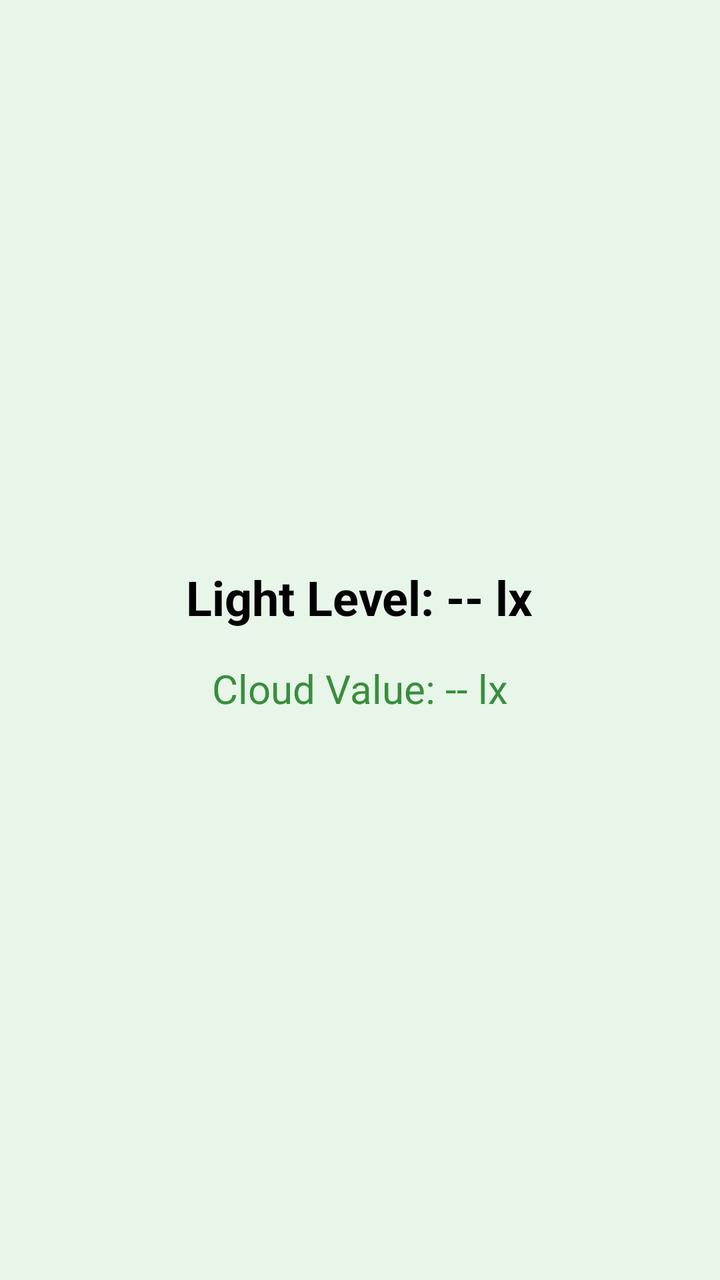
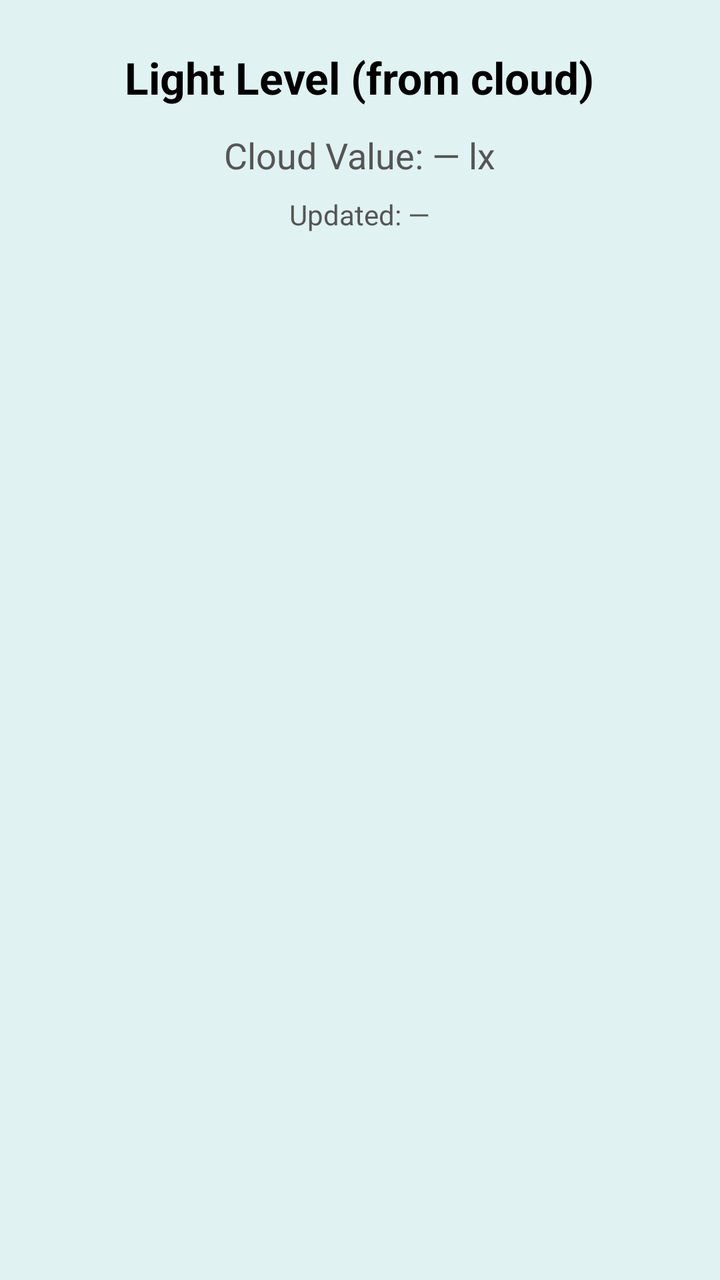

Two renders of the same Android screen: before a commit and after it. Below are the layout's source before the change and the commit's diff.
<!-- AndroidManifest.xml: application theme Theme.SmartAssistiveSystem -->
<!-- res/layout/fragment_sensors.xml -->
<LinearLayout xmlns:android="http://schemas.android.com/apk/res/android"
    android:layout_width="match_parent"
    android:layout_height="match_parent"
    android:orientation="vertical"
    android:gravity="center"
    android:padding="24dp"
    android:background="#E8F5E9">

    <TextView
        android:id="@+id/txtLightValue"
        android:layout_width="wrap_content"
        android:layout_height="wrap_content"
        android:text="Light Level: -- lx"
        android:textSize="24sp"
        android:textColor="@android:color/black"
        android:textStyle="bold" />

    <TextView
        android:id="@+id/txtFromFirebase"
        android:layout_width="wrap_content"
        android:layout_height="wrap_content"
        android:text="Cloud Value: -- lx"
        android:textSize="20sp"
        android:textColor="#388E3C"
        android:layout_marginTop="16dp"/>

</LinearLayout>
<!-- resources referenced by this layout -->
<resources>
  <style name="Theme.SmartAssistiveSystem" parent="Theme.Material3.DayNight.NoActionBar">
          
          <item name="windowActionBar">false</item>
          <item name="windowNoTitle">true</item>
  
          
          <item name="colorPrimary">@color/purple_500</item>
          <item name="colorPrimaryVariant">@color/purple_700</item>
          <item name="colorOnPrimary">@color/white</item>
  
          
          <item name="colorSecondary">@color/teal_200</item>
          <item name="colorOnSecondary">@color/black</item>
  
          
          <item name="android:statusBarColor">?attr/colorPrimaryVariant</item>
  
          
          <item name="actionMenuTextAppearance">@style/ActionMenuTextStyle</item>
      </style>
  <color name="purple_500">#6200EE</color>
  <color name="purple_700">#3700B3</color>
  <color name="white">#FFFFFF</color>
  <color name="teal_200">#03DAC5</color>
  <color name="black">#000000</color>
  <style name="ActionMenuTextStyle" parent="@android:style/TextAppearance.Widget.IconMenu.Item">
          <item name="android:textSize">14sp</item>
          <item name="android:textColor">#FFFFFF</item>
          <item name="android:textAllCaps">false</item>
      </style>
</resources>

<!-- the commit's change to res/layout/fragment_sensors.xml (unified diff, before → after) -->
@@ -1,27 +1,55 @@
-<LinearLayout xmlns:android="http://schemas.android.com/apk/res/android"
+<?xml version="1.0" encoding="utf-8"?>
+<ScrollView xmlns:android="http://schemas.android.com/apk/res/android"
     android:layout_width="match_parent"
     android:layout_height="match_parent"
-    android:orientation="vertical"
-    android:gravity="center"
-    android:padding="24dp"
-    android:background="#E8F5E9">
+    android:background="@color/teal_50"
+    android:fillViewport="true">
 
-    <TextView
-        android:id="@+id/txtLightValue"
-        android:layout_width="wrap_content"
+    <LinearLayout
+        android:layout_width="match_parent"
         android:layout_height="wrap_content"
-        android:text="Light Level: -- lx"
-        android:textSize="24sp"
-        android:textColor="@android:color/black"
-        android:textStyle="bold" />
+        android:orientation="vertical"
+        android:padding="24dp"
+        android:gravity="center_horizontal">
 
-    <TextView
-        android:id="@+id/txtFromFirebase"
-        android:layout_width="wrap_content"
-        android:layout_height="wrap_content"
-        android:text="Cloud Value: -- lx"
-        android:textSize="20sp"
-        android:textColor="#388E3C"
-        android:layout_marginTop="16dp"/>
+        
+        <TextView
+            android:id="@+id/txtLightValue"
+            android:layout_width="wrap_content"
+            android:layout_height="wrap_content"
+            android:text="Light Level (from cloud)"
+            android:textSize="22sp"
+            android:textStyle="bold"
+            android:textColor="@android:color/black" />
 
-</LinearLayout>
+        
+        <TextView
+            android:id="@+id/txtFromFirebase"
+            android:layout_width="wrap_content"
+            android:layout_height="wrap_content"
+            android:text="Cloud Value: — lx"
+            android:textSize="18sp"
+            android:textColor="@color/darker_gray"
+            android:layout_marginTop="12dp" />
+
+        
+        <TextView
+            android:id="@+id/txtUpdatedAt"
+            android:layout_width="wrap_content"
+            android:layout_height="wrap_content"
+            android:text="Updated: —"
+            android:textSize="14sp"
+            android:textColor="@color/dark_gray"
+            android:layout_marginTop="8dp" />
+
+        
+        <ProgressBar
+            android:id="@+id/progress"
+            style="?android:attr/progressBarStyleSmall"
+            android:layout_width="wrap_content"
+            android:layout_height="wrap_content"
+            android:layout_marginTop="16dp"
+            android:visibility="gone" />
+
+    </LinearLayout>
+</ScrollView>
<!-- resource entries referenced after the edit -->
@@ -1,5 +1,8 @@
 <!-- resources referenced by this layout -->
 <resources>
+  <color name="dark_gray">#555555</color>
+  <color name="darker_gray">#555555</color>
+  <color name="teal_50">#E0F2F1</color>
   <style name="Theme.SmartAssistiveSystem" parent="Theme.Material3.DayNight.NoActionBar">
           
           <item name="windowActionBar">false</item>
